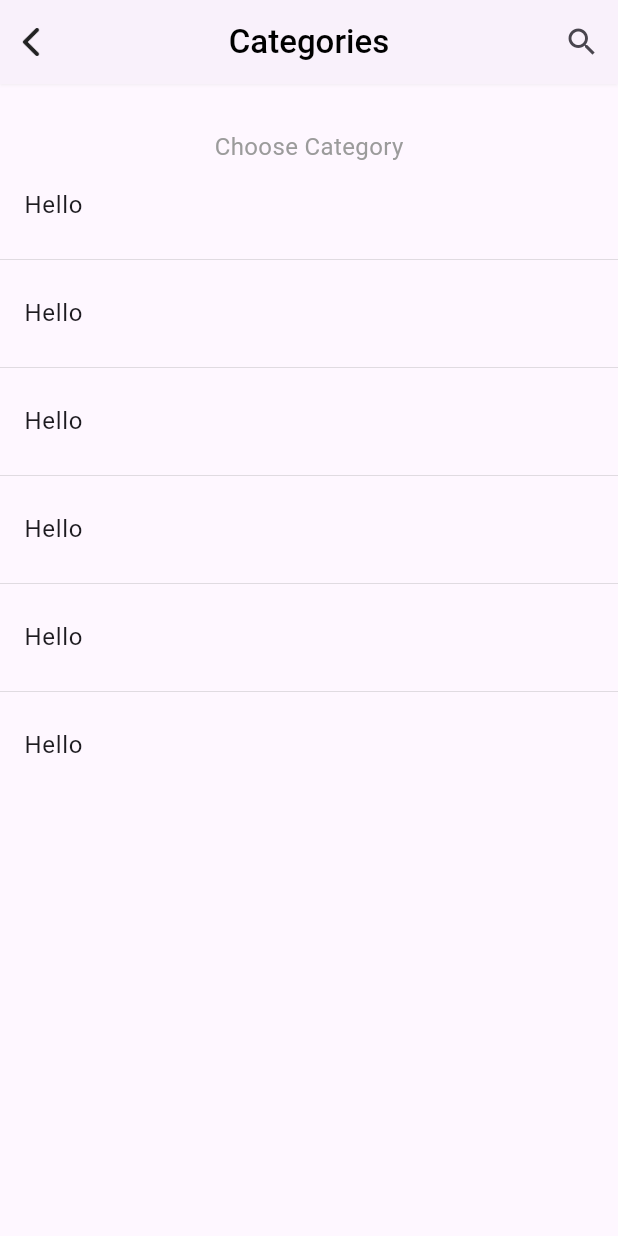
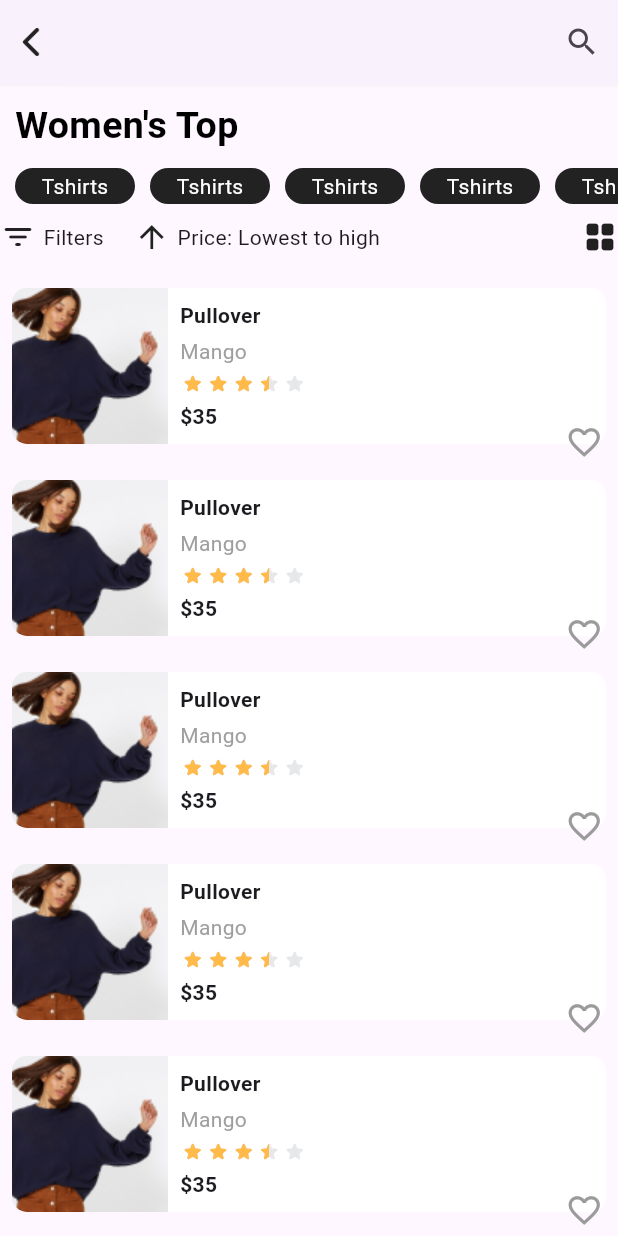
Before and after one commit to mohdfaisal77/e-commerce-provider, a Flutter app: the screen it shows after launch, after a tap on the "search" icon, on a phone screen of 412 x 824 dp. Run offline on Flutter 3.47's test engine with Material 3 defaults, Android fonts, the phone set to English and light mode, and no system bars; drawn by our look-alikes of flutter_rating_stars; our stand-ins replace flutter_svg, webview_flutter.

Commit message:
Womens Top testing

```diff
--- /dev/null
+++ b/lib/views/items/shop/view_all_list_items.dart
@@ -0,0 +1,88 @@
+import 'package:flutter/material.dart';
+import 'package:ecommerce/helper/app_color/app_color.dart';
+import 'package:ecommerce/views/items/home/rating_bar_items.dart';
+
+class ViewAllListItems extends StatelessWidget {
+  final String image;
+  const ViewAllListItems({super.key, required this.image});
+
+  @override
+  Widget build(BuildContext context) {
+    return Container(
+      margin: const EdgeInsets.symmetric(horizontal: 8, vertical: 12),
+      height: 104,
+      width: double.maxFinite,
+      child: Stack(
+        children: [
+          Row(
+            children: [
+              // Image container
+              Container(
+                width: 104,
+                height: 104,
+                decoration: BoxDecoration(
+                  image: DecorationImage(
+                    image: AssetImage(image),
+                    fit: BoxFit.cover,
+                  ),
+                  borderRadius: const BorderRadius.only(
+                    topLeft: Radius.circular(10),
+                    bottomLeft: Radius.circular(10),
+                  ),
+                  color: Colors.grey.withOpacity(.2),
+                ),
+              ),
+              // Colored container
+              Expanded(
+                child: Container(
+                  decoration: BoxDecoration(
+                    color: AppColor.whiteMedium,
+                    borderRadius: const BorderRadius.only(
+                      topRight: Radius.circular(10),
+                      bottomRight: Radius.circular(10),
+                    ),
+                  ),
+                  padding: const EdgeInsets.all(8), // Add padding for better layout
+                  child: Column(
+                    crossAxisAlignment: CrossAxisAlignment.start,
+                    mainAxisAlignment: MainAxisAlignment.center,
+                    children: [
+                      const Text("Pullover", style: TextStyle(fontWeight: FontWeight.bold)),
+                      const SizedBox(height: 4),
+                      const Text("Mango", style: TextStyle(color: Colors.grey)),
+                      const SizedBox(height: 4),
+                      const RatingStarsItem(),
+                      const SizedBox(height: 4),
+                      const Text("\$35", style: TextStyle(fontWeight: FontWeight.bold)),
+                    ],
+                  ),
+                ),
+              ),
+            ],
+          ),
+          // Positioned widget
+          Positioned(
+            top: 90,
+            bottom: 0,
+            right: 2,
+            child: Container(
+              // height: 44,
+              // width: 40,
+              decoration: BoxDecoration(
+                borderRadius: BorderRadius.circular(24),
+                // color: Colors.grey,
+              ),
+              child: const Center(
+                child: Icon(
+                  Icons.favorite_border,
+                  color: Color(0xff9B9B9B),
+                  size: 25,
+                ),
+              ),
+            ),
+          ),
+        ],
+      ),
+    );
+  }
+}
--- /dev/null
+++ b/lib/views/items/shop/womens_top.dart
@@ -0,0 +1,232 @@
+import 'package:ecommerce/custom_widgets/back_btn.dart';
+import 'package:ecommerce/views/items/home/view_all_grid_items.dart';
+import 'package:ecommerce/views/items/shop/view_all_list_items.dart';
+import 'package:flutter/material.dart';
+
+class WomensTop extends StatefulWidget {
+  const WomensTop({super.key});
+
+  @override
+  State<WomensTop> createState() => _WomensTopState();
+}
+
+class _WomensTopState extends State<WomensTop> {
+  bool _showgrid = false; // Move _showgrid here to make it a state variable
+
+  final List<String> img_listView = [
+    "assets/images/common/images/women_images/photo.png",
+    "assets/images/common/images/women_images/photo.png",
+    "assets/images/common/images/women_images/photo.png",
+    "assets/images/common/images/women_images/photo.png",
+    "assets/images/common/images/women_images/photo.png",
+  ];
+  final List<String> img_gridView = [
+    "assets/images/utils/view_all_img1.png",
+    "assets/images/utils/view_all_img2.png",
+    "assets/images/utils/view_all_img1.png",
+    "assets/images/utils/view_all_img2.png",
+    "assets/images/utils/view_all_img1.png",
+    "assets/images/utils/view_all_img2.png",
+  ];
+
+  @override
+  Widget build(BuildContext context) {
+    return Scaffold(
+      appBar: AppBar(
+        elevation: .7,
+        shadowColor: Colors.white.withOpacity(.25),
+        leading: const BackBtn(),
+        actions: <Widget>[
+          IconButton(
+            onPressed: () {
+              Navigator.push(context,
+                  MaterialPageRoute(builder: (context) => WomensTop()));
+            },
+            icon: const Icon(Icons.search),
+          ),
+        ],
+      ),
+      body: Column(
+        crossAxisAlignment: CrossAxisAlignment.start,
+        children: [
+          const Padding(
+            padding: EdgeInsets.symmetric(horizontal: 10, vertical: 10),
+            child: Text(
+              "Women's Top",
+              style: TextStyle(
+                  color: Colors.black,
+                  fontSize: 25,
+                  fontWeight: FontWeight.w700),
+            ),
+          ),
+          SingleChildScrollView(
+            scrollDirection: Axis.horizontal,
+            child: Row(
+              children: List.generate(
+                6,
+                (index) => Padding(
+                  padding: const EdgeInsets.only(left: 10),
+                  child: Container(
+                    width: 80,
+                    height: 24,
+                    decoration: BoxDecoration(
+                      borderRadius: BorderRadius.circular(20),
+                      color: const Color(0xFF222222),
+                    ),
+                    child: Center(
+                      child: Text(
+                        "Tshirts",
+                        style: const TextStyle(color: Colors.white),
+                      ),
+                    ),
+                  ),
+                ),
+              ),
+            ),
+          ),
+          const SizedBox(height: 10),
+          Row(
+            children: [
+              const Icon(Icons.filter_list_rounded),
+              const SizedBox(width: 5),
+              InkWell(
+                  onTap: () {
+                    /// showModalBottomSheet
+
+                    showModalBottomSheet(
+                      isScrollControlled: true,
+                      backgroundColor: Colors.white,
+                      barrierColor: Colors.black.withOpacity(.3),
+                      // isDismissible: false,
+                      // elevation: 100,
+                      context: context,
+                      builder: (_) {
+                        return Container(
+                          width: double.maxFinite,
+                          child: Column(
+                            mainAxisSize: MainAxisSize.min,
+                            children: [
+                              SizedBox(height: 20),
+                              Container(
+                                height: 6,
+                                width: 40,
+                                decoration: BoxDecoration(
+                                  color: Colors.grey,
+                                  borderRadius: BorderRadius.circular(100),
+                                ),
+                              ),
+                              SizedBox(height: 20),
+                              Text(
+                                "Sort By",
+                                style: TextStyle(
+                                  color: Colors.black,
+                                  fontWeight: FontWeight.w600,
+                                  fontSize: 20,
+                                ),
+                              ),
+                              SizedBox(height: 200),
+                            ],
+                          ),
+                        );
+                      },
+                    );
+
+                    /// draggable scroll able sheet
+                    // DraggableScrollableSheet(
+                    //   builder: (context, scrollController) {
+                    //     return Container();
+                    //   },
+                    // );
+                  },
+                  child: Text("Filters")),
+              const SizedBox(width: 20),
+              const Icon(Icons.arrow_upward_outlined),
+              const SizedBox(width: 5),
+              InkWell(
+                onTap: () {
+                  /// showModalBottomSheet
+
+                  showModalBottomSheet(
+                    isScrollControlled: true,
+                    backgroundColor: Colors.white,
+                    barrierColor: Colors.black.withOpacity(.3),
+                    // isDismissible: false,
+                    // elevation: 100,
+                    context: context,
+                    builder: (_) {
+                      return Container(
+                        width: double.maxFinite,
+                        child: Column(
+                          mainAxisSize: MainAxisSize.min,
+                          children: [
+                            SizedBox(height: 20),
+                            Container(
+                              height: 6,
+                              width: 40,
+                              decoration: BoxDecoration(
+                                color: Colors.grey,
+                                borderRadius: BorderRadius.circular(100),
+                              ),
+                            ),
+                            SizedBox(height: 20),
+                            Text(
+                              "Sort By",
+                              style: TextStyle(
+                                color: Colors.black,
+                                fontWeight: FontWeight.w600,
+                                fontSize: 20,
+                              ),
+                            ),
+                            SizedBox(height: 200),
+                          ],
+                        ),
+                      );
+                    },
+                  );
+
+                  /// draggable scroll able sheet
+                  // DraggableScrollableSheet(
+                  //   builder: (context, scrollController) {
+                  //     return Container();
+                  //   },
+                  // );
+                },
+                child: Text("Price: Lowest to high"),
+              ),
+              const Spacer(),
+              InkWell(
+                onTap: () {
+                  setState(() {
+                    _showgrid = !_showgrid; // Toggle _showgrid state
+                  });
+                },
+                child: const Icon(Icons.grid_view_rounded),
+              )
+            ],
+          ),
+          const SizedBox(height: 10),
+          Expanded(
+            child: _showgrid
+                ? GridView.builder(
+                    itemCount: img_gridView.length,
+                    gridDelegate: SliverGridDelegateWithFixedCrossAxisCount(
+                        crossAxisCount: 2,
+                        mainAxisSpacing: 10,
+                        crossAxisSpacing: 10,
+                        mainAxisExtent: 260),
+                    itemBuilder: (_, int index) {
+                      return ViewAllGridItems(image: img_gridView[index]);
+                    },
+                  )
+                : ListView.builder(
+                    itemCount: img_listView.length,
+                    itemBuilder: (_, int index) {
+                      return ViewAllListItems(image: img_listView[index]);
+                    },
+                  ),
+          ),
+        ],
+      ),
+    );
+  }
+}
--- a/lib/views/screens/home/view_all_home_screen.dart
+++ b/lib/views/screens/home/view_all_home_screen.dart
@@ -19,6 +19,7 @@ class ViewAllHomeScreen extends StatelessWidget {
 
     ];
     return Scaffold(
+
       body: Column(
         children: [
           Container(
--- a/lib/views/screens/shop/view_all_categories_screen.dart
+++ b/lib/views/screens/shop/view_all_categories_screen.dart
@@ -1,6 +1,7 @@
 import 'package:ecommerce/custom_widgets/back_btn.dart';
 import 'package:ecommerce/custom_widgets/custom_elevated_button.dart';
 import 'package:ecommerce/helper/app_color/app_color.dart';
+import 'package:ecommerce/views/items/shop/womens_top.dart';
 import 'package:flutter/material.dart';
 class ViewAllCategoriesScreen extends StatelessWidget {
   const ViewAllCategoriesScreen({super.key});
@@ -27,7 +28,10 @@ class ViewAllCategoriesScreen extends StatelessWidget {
         centerTitle: true,
         leading: BackBtn(),
         actions: <Widget>[
-          IconButton(onPressed: () {}, icon: Icon(Icons.search)),
+          IconButton(onPressed: () {
+
+            Navigator.push(context, MaterialPageRoute(builder: (context)=>WomensTop()));
+          }, icon: Icon(Icons.search)),
         ],
       ),
       body: SafeArea(
@@ -41,8 +45,11 @@ class ViewAllCategoriesScreen extends StatelessWidget {
             //   }),
             // ),
             SizedBox(height: 30),
-            Padding(
-              padding: EdgeInsets.symmetric(horizontal: 12),
+
+
+             Padding(padding: EdgeInsets.symmetric(horizontal: 12),
+ child:  Align(
+   alignment: Alignment.centerLeft,
    child: Text(
      "Choose Category",
      style: TextStyle(
@@ -52,9 +59,22 @@ class ViewAllCategoriesScreen extends StatelessWidget {
      ),
    ),
  ),
+             )
+,
             Expanded(child: ListView.separated(itemBuilder: (_,index){
 return ListTile(
-  title:Text( 'Hello'),
+  title: Text(
+    categories[index].toString(),
+    style: TextStyle(
+      fontWeight: FontWeight.w500,
+      fontSize: 16,
+      color: Color(0xff222222),
+    ),
+  ),
+  dense: true,
+  onTap: () {},
+  contentPadding: EdgeInsets.symmetric(horizontal: 13),
+  // minTileHeight: 20,
 );
             }, separatorBuilder: (_, index) => Divider(
               color: Color(0xff9B9B9B).withOpacity(.5),
--- a/pubspec.yaml
+++ b/pubspec.yaml
@@ -66,6 +66,7 @@ flutter:
   assets:
      - assets/images/common/images/
      - assets/images/common/images/women_images/clothes.png
+     - assets/images/common/images/women_images/photo.png
      - assets/images/common/images/women_images/new.png
      - assets/images/common/images/women_images/accesories.png
      - assets/images/common/images/women_images/shoes.png
```
Also changed, not shown: assets/images/common/images/women_images/photo.png (added), lib/custom_widgets/bottom_sheet_widget.dart (added). Lines whose indentation alone changed are shown as unchanged.
